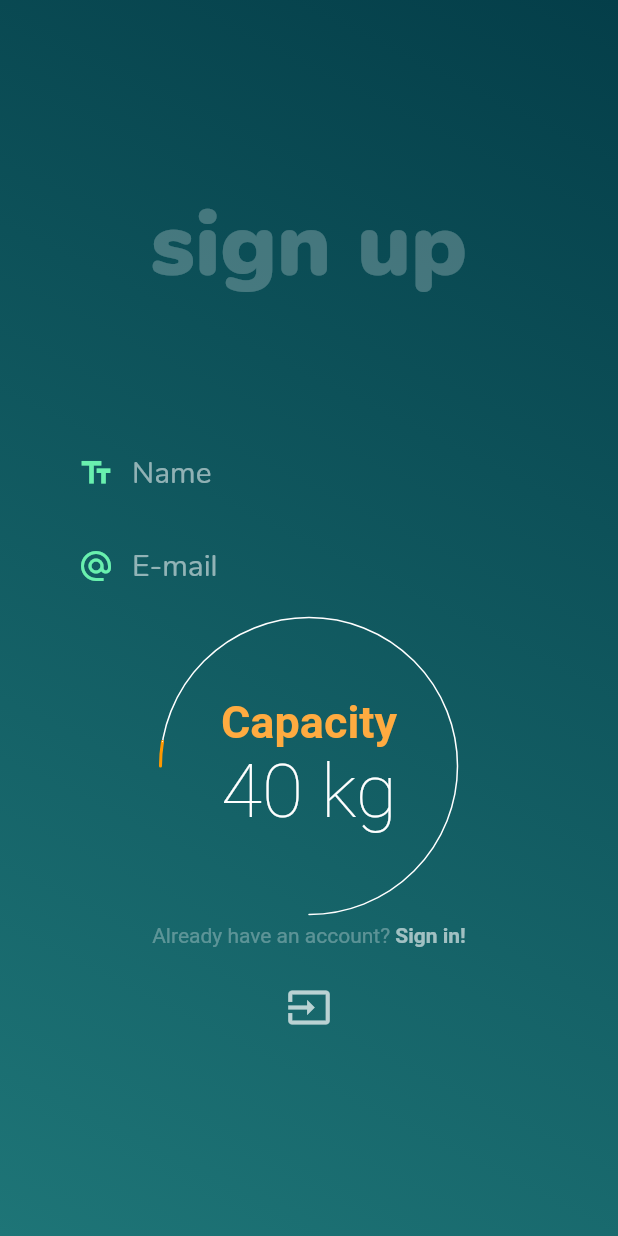
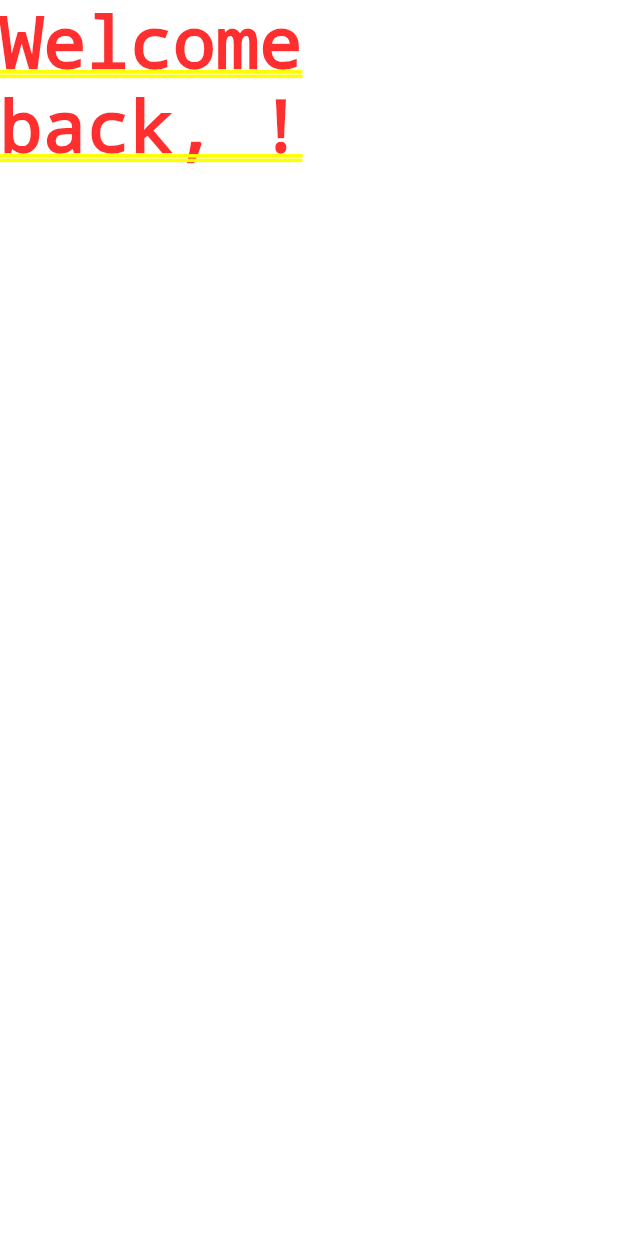
Before and after one commit to CSC492-Send-Foodz/Driver-Mobile-App-Flutter, a Flutter app: the SignUpPage screen opened directly, after a tap on the "input" icon, on a phone screen of 412 x 824 dp. Run offline on Flutter 3.47's test engine with Material 2 defaults, Android fonts, the phone set to English and light mode, and no system bars; drawn by our look-alikes of sleek_circular_slider; our stand-ins replace firebase_auth, google_sign_in; accounts and stored records are empty.

Commit message:
Enable routing from log in to dashboard

```diff
--- a/lib/dashboard.dart
+++ b/lib/dashboard.dart
@@ -0,0 +1,19 @@
+import 'package:flutter/material.dart';
+
+class Dashboard extends StatelessWidget {
+  final String name;
+  final int capacity;
+
+  Dashboard({this.name, this.capacity});
+
+  final profile = null;
+
+  final news = null;
+
+  final navigation = null;
+
+  @override
+  Widget build(BuildContext context) {
+    return Text('Welcome back, $name!');
+  }
+}
--- a/lib/signup.dart
+++ b/lib/signup.dart
@@ -2,6 +2,7 @@ import 'package:flutter/material.dart';
 import 'package:flutter/gestures.dart';
 import 'package:sleek_circular_slider/sleek_circular_slider.dart';
 import 'login.dart';
+import 'dashboard.dart';
 
 class SignUpPage extends StatefulWidget {
   @override
@@ -14,6 +15,14 @@ class _SignUpPageState extends State<SignUpPage> {
     border: Border.all(color: Colors.greenAccent, width: 2.0),
     borderRadius: BorderRadius.circular(15),
   );
+  final controller = TextEditingController();
+  var vehCapacity;
+
+  @override
+  void dispose() {
+    controller.dispose();
+    super.dispose();
+  }
 
   @override
   Widget build(BuildContext context) {
@@ -24,6 +33,7 @@ class _SignUpPageState extends State<SignUpPage> {
     );
     final name = TextField(
         style: style.copyWith(color: Colors.white),
+        controller: controller,
         decoration: InputDecoration(
             prefixIcon: Icon(Icons.text_fields,
                 // color: Colors.white38,
@@ -55,22 +65,23 @@ class _SignUpPageState extends State<SignUpPage> {
                     color: Colors.orangeAccent,
                     fontSize: 30,
                     fontWeight: FontWeight.w600),
-                topLabelText: 'Capacity',
+                topLabelText: 'SaveBoxes',
                 mainLabelStyle: TextStyle(
                     color: Colors.white,
                     fontSize: 50.0,
                     fontWeight: FontWeight.w100),
                 modifier: (double value) {
                   final capacity = (value).toInt();
-                  return '$capacity kg';
+                  vehCapacity = capacity;
+                  return '$capacity';
                 }),
             startAngle: 180,
             angleRange: 270,
             size: 200.0,
             animationEnabled: false),
-        min: 5,
-        max: 1000,
-        initialValue: 40,
+        min: 1,
+        max: 20,
+        initialValue: 4,
         onChange: (double value) {
           print(value);
         });
@@ -107,7 +118,13 @@ class _SignUpPageState extends State<SignUpPage> {
         child: MaterialButton(
             minWidth: MediaQuery.of(context).size.width / 4,
             padding: EdgeInsets.fromLTRB(20.0, 15.0, 20.0, 15.0),
-            onPressed: () {},
+            onPressed: () {
+              Navigator.push(
+                  context,
+                  MaterialPageRoute(
+                      builder: (context) => Dashboard(
+                          name: controller.text, capacity: vehCapacity)));
+            },
             child: Icon(
               Icons.input,
               //color: Color.fromARGB(255, 12, 91, 96),
```
Also changed, not shown: lib/login.dart (+11 -6 lines).
